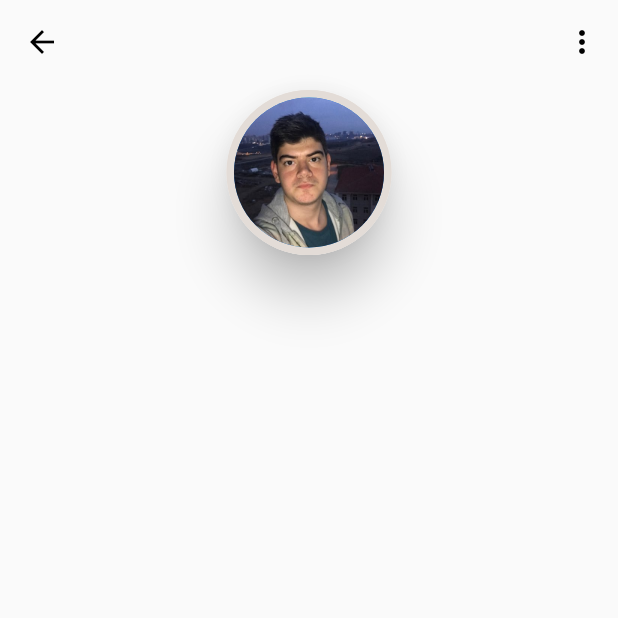
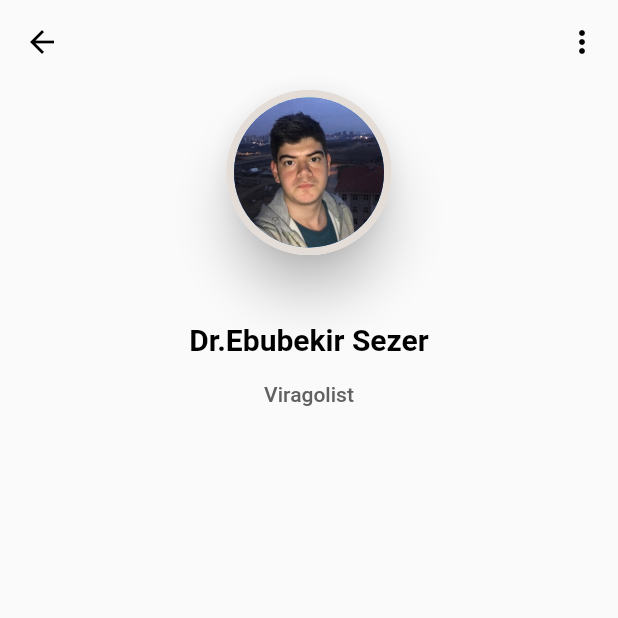
Before and after one commit to VBT-Intership/ESS-Flutter-AppoinmentUI, a Flutter app: the screen it shows after launch, on a phone screen of 412 x 824 dp, the top half of it. Run offline on Flutter 3.47's test engine with Material 2 defaults, Android fonts, the phone set to English and light mode, and no system bars.

Commit message:
profile name and profile title added to the profile page view

```diff
--- a/AppoinmentUIApp/lib/view/profileview.dart
+++ b/AppoinmentUIApp/lib/view/profileview.dart
@@ -7,6 +7,7 @@ class ProfileView extends StatefulWidget {
 
 class _ProfileViewState extends State<ProfileView> {
   get pageWidth => MediaQuery.of(context).size.width;
+  get pageHeight => MediaQuery.of(context).size.height;
   @override
   Widget build(BuildContext context) {
     return Scaffold(
@@ -14,7 +15,34 @@ class _ProfileViewState extends State<ProfileView> {
       body: ListView(
         children: <Widget>[
           buildCircleProfileImage(),
+          SizedBox(height: pageHeight * 0.05),
+          buildProfileName(context),
+          SizedBox(height: pageHeight * 0.02),
+          buildProfileTitle(context)
         ],
+      ),
+    );
+  }
+
+  Center buildProfileTitle(BuildContext context) {
+    return Center(
+      child: Text(
+        "Viragolist",
+        style: Theme.of(context).primaryTextTheme.bodyText1.copyWith(
+              color: Colors.grey[700],
+            ),
+      ),
+    );
+  }
+
+  Center buildProfileName(BuildContext context) {
+    return Center(
+      child: Text(
+        "Dr.Ebubekir Sezer",
+        style: Theme.of(context).primaryTextTheme.headline6.copyWith(
+              color: Colors.black,
+              fontWeight: FontWeight.bold,
+            ),
       ),
     );
   }
```
